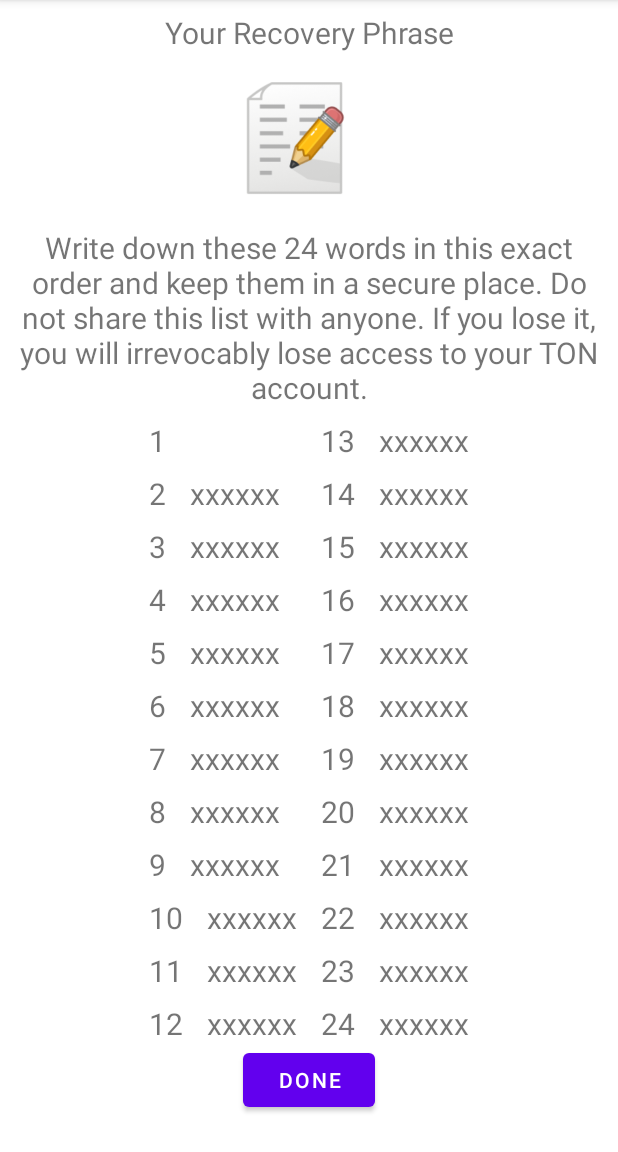
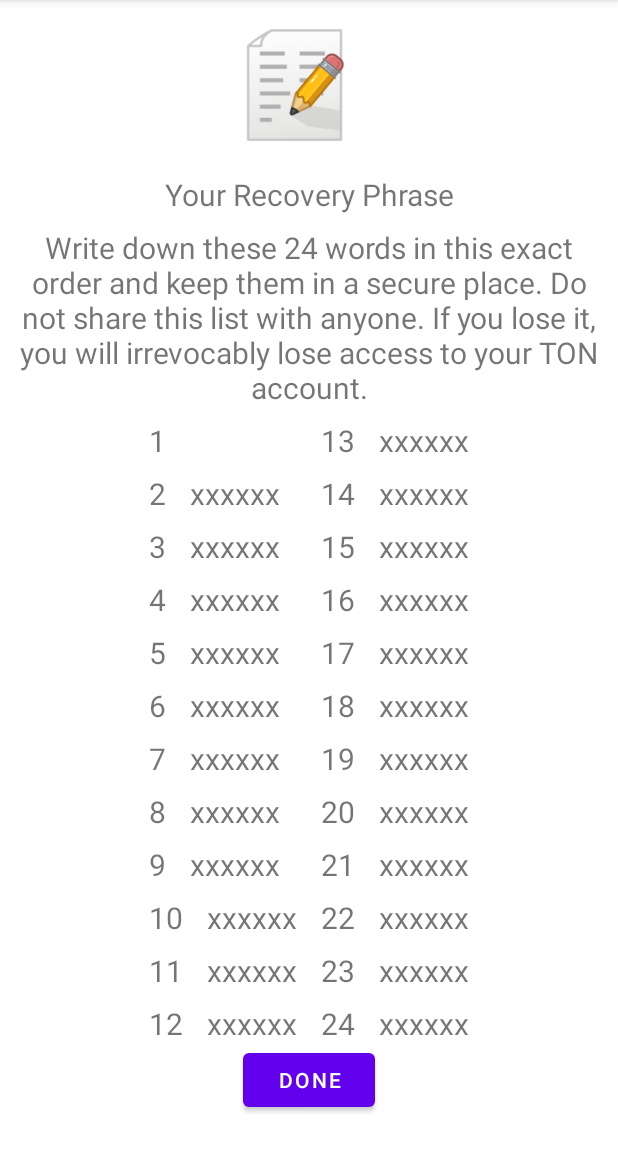
Before and after one commit to maxistar/tonwalletapp, an Android app: the CreateWalletFragment screen opened directly, with no data from a screen before it, on a phone screen of 412 x 824 dp, the part 84-1236 px from its top. Run offline under Robolectric (Android 15) with nearby library versions, the phone set to English and light mode, and no system bars; 24 statements that could not run were skipped.

Commit message:
fix order of elements

```diff
--- a/app/src/main/res/layout/fragment_create_wallet.xml
+++ b/app/src/main/res/layout/fragment_create_wallet.xml
@@ -1,18 +1,31 @@
 <?xml version="1.0" encoding="utf-8"?>
-<ScrollView
-    xmlns:android="http://schemas.android.com/apk/res/android"
+<ScrollView xmlns:android="http://schemas.android.com/apk/res/android"
     xmlns:app="http://schemas.android.com/apk/res-auto"
     xmlns:tools="http://schemas.android.com/tools"
-    tools:context=".ui.create_wallet.CreateWalletFragment"
     android:id="@+id/scrollView1"
     android:layout_width="match_parent"
     android:layout_height="match_parent"
-    >
+    tools:context=".ui.create_wallet.CreateWalletFragment">
 
 
     <androidx.constraintlayout.widget.ConstraintLayout
         android:layout_width="match_parent"
         android:layout_height="wrap_content">
+
+
+        <ImageView
+            android:id="@+id/ton_wallet_logo"
+            android:layout_width="100dp"
+            android:layout_height="100dp"
+            android:layout_marginStart="8dp"
+            android:layout_marginTop="8dp"
+            android:layout_marginEnd="8dp"
+            android:contentDescription="@string/app_name"
+            android:src="@drawable/editor"
+            app:layout_constraintLeft_toLeftOf="parent"
+            app:layout_constraintRight_toRightOf="parent"
+            app:layout_constraintTop_toTopOf="parent"
+            tools:src="@drawable/editor" />
 
         <TextView
             android:id="@+id/ton_wallet_title"
@@ -24,28 +37,7 @@
             android:text="@string/wallet_title"
             android:textAlignment="center"
             android:textSize="20sp"
-        app:layout_constraintTop_toTopOf="parent" />
-
-    <LinearLayout
-        android:id="@+id/ton_image_layout"
-        android:layout_width="wrap_content"
-        android:layout_height="wrap_content"
-        android:layout_marginStart="8dp"
-        android:layout_marginTop="8dp"
-        android:layout_marginEnd="8dp"
-        app:layout_constraintLeft_toLeftOf="parent"
-        app:layout_constraintRight_toRightOf="parent"
-        app:layout_constraintTop_toBottomOf="@id/ton_wallet_title">
-
-        <ImageView
-            android:id="@+id/ton_wallet_logo"
-            android:layout_width="100dp"
-            android:layout_height="100dp"
-            android:contentDescription="@string/app_name"
-            android:src="@drawable/editor"
-            tools:src="@drawable/editor" />
-    </LinearLayout>
-
+            app:layout_constraintTop_toBottomOf="@id/ton_wallet_logo" />
 
         <TextView
             android:id="@+id/ton_wallet_description"
@@ -57,7 +49,7 @@
             android:text="@string/wallet_comment"
             android:textAlignment="center"
             android:textSize="20sp"
-        app:layout_constraintTop_toBottomOf="@id/ton_image_layout" />
+            app:layout_constraintTop_toBottomOf="@id/ton_wallet_title" />
 
         <LinearLayout
             android:id="@+id/button1"
@@ -773,9 +765,9 @@
             android:layout_height="wrap_content"
             android:layout_marginBottom="70dp"
             android:text="@string/wallet_done"
-        app:layout_constraintTop_toBottomOf="@id/button2"
             app:layout_constraintLeft_toLeftOf="parent"
-        app:layout_constraintRight_toRightOf="parent" />
+            app:layout_constraintRight_toRightOf="parent"
+            app:layout_constraintTop_toBottomOf="@id/button2" />
     </androidx.constraintlayout.widget.ConstraintLayout>
 
 </ScrollView>
```
Also changed, not shown: 1 other file. Lines whose indentation alone changed are shown as unchanged.
